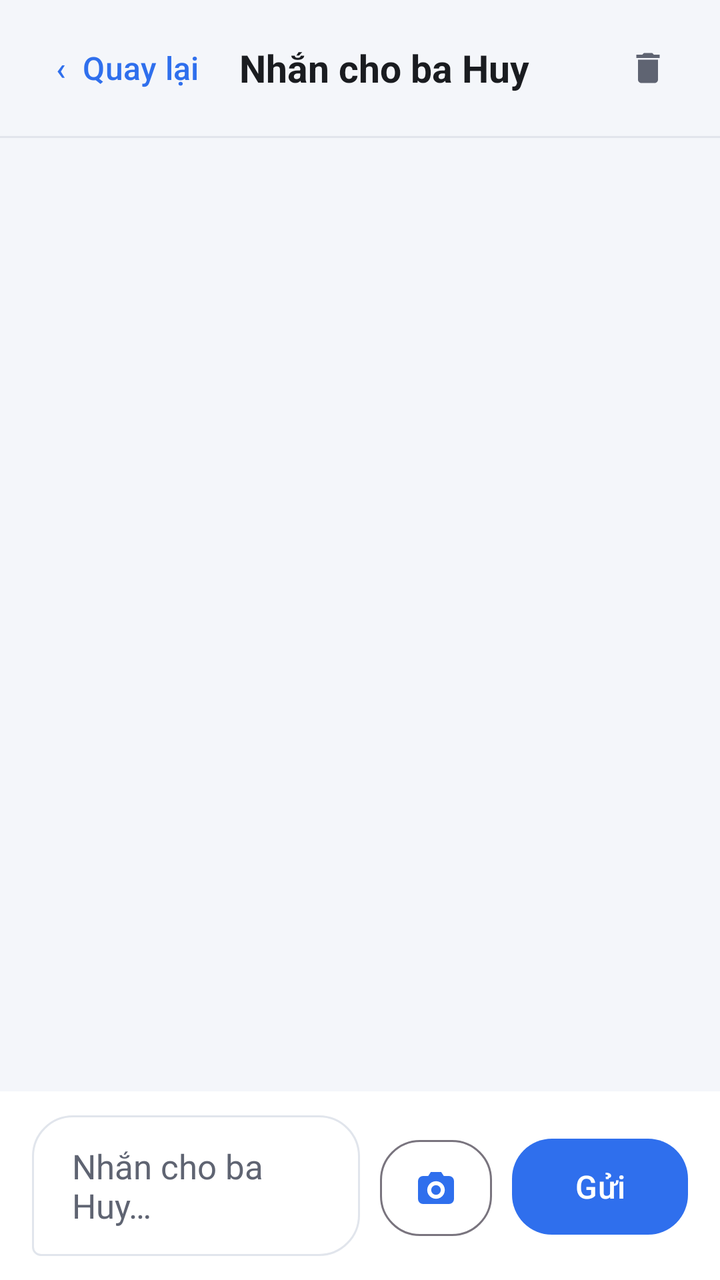
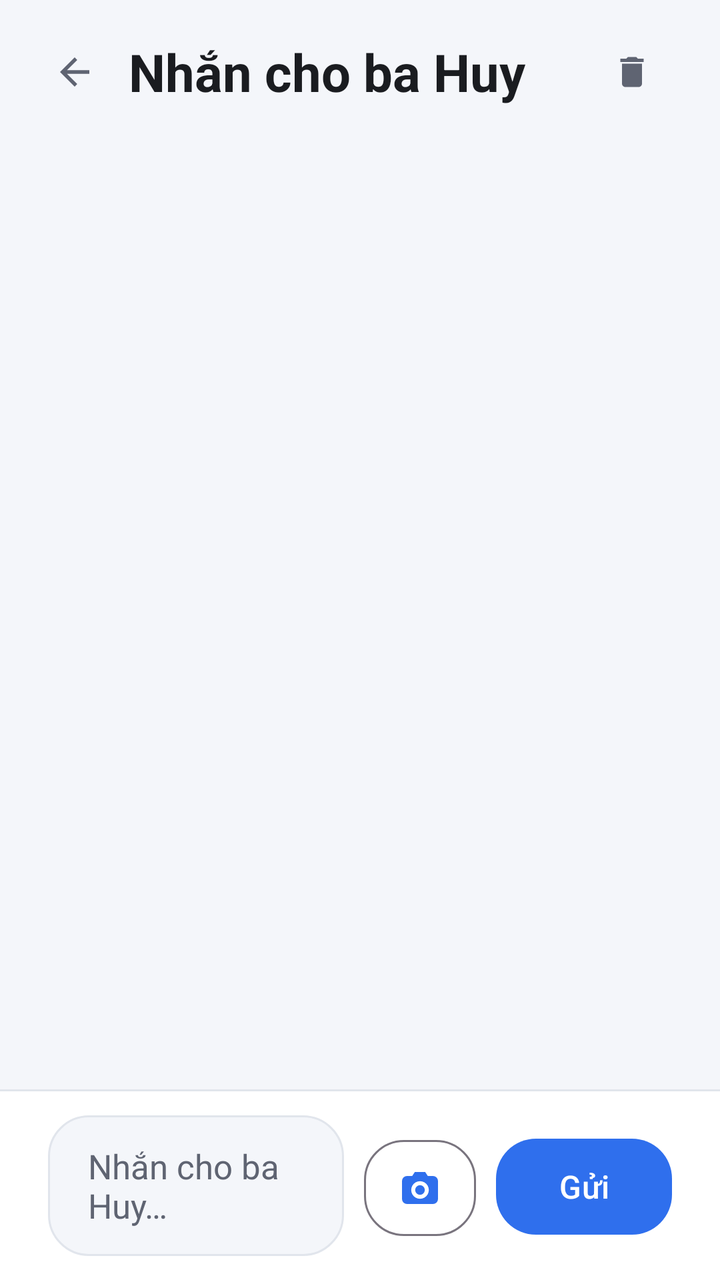

Screens rendered from an Android XML layout before and after an edit, with the pre-edit source and the edit as a unified diff.
<!-- AndroidManifest.xml: application theme Theme.HomeworkGate -->
<!-- res/layout/activity_chat.xml -->
<?xml version="1.0" encoding="utf-8"?>
<androidx.constraintlayout.widget.ConstraintLayout
    xmlns:android="http://schemas.android.com/apk/res/android"
    xmlns:app="http://schemas.android.com/apk/res-auto"
    android:id="@+id/root"
    android:layout_width="match_parent"
    android:layout_height="match_parent">

    <LinearLayout
        android:layout_width="0dp"
        android:layout_height="0dp"
        android:orientation="vertical"
        app:layout_constraintBottom_toBottomOf="parent"
        app:layout_constraintEnd_toEndOf="parent"
        app:layout_constraintStart_toStartOf="parent"
        app:layout_constraintTop_toTopOf="parent"
        app:layout_constraintWidth_max="@dimen/st_be_rong_toi_da">

    <LinearLayout
        android:layout_width="match_parent"
        android:layout_height="wrap_content"
        android:gravity="center_vertical"
        android:paddingHorizontal="16dp"
        android:paddingVertical="10dp">

        <com.google.android.material.button.MaterialButton
            android:id="@+id/btn_back"
            style="@style/Widget.Material3.Button.TextButton"
            android:layout_width="wrap_content"
            android:layout_height="wrap_content"
            android:text="‹  Quay lại"
            android:textSize="16sp" />

        <TextView
            android:layout_width="0dp"
            android:layout_height="wrap_content"
            android:layout_weight="1"
            android:layout_marginStart="8dp"
            android:text="@string/home_chat"
            android:textColor="@color/ink"
            android:textSize="19sp"
            android:textStyle="bold" />

        
        <com.google.android.material.button.MaterialButton
            android:id="@+id/btn_xoa_chat"
            style="@style/Widget.Material3.Button.IconButton"
            android:layout_width="44dp"
            android:layout_height="44dp"
            android:contentDescription="Xoá lịch sử trò chuyện"
            app:icon="@drawable/ic_xoa"
            app:iconSize="20dp"
            app:iconTint="@color/ink_soft" />
    </LinearLayout>

    <View
        android:layout_width="match_parent"
        android:layout_height="1dp"
        android:background="@color/line" />

    <ScrollView
        android:id="@+id/scroll"
        android:layout_width="match_parent"
        android:layout_height="0dp"
        android:layout_weight="1"
        android:paddingHorizontal="20dp">

        <LinearLayout
            android:id="@+id/lines"
            android:layout_width="match_parent"
            android:layout_height="wrap_content"
            android:orientation="vertical"
            android:paddingVertical="16dp" />
    </ScrollView>

    <TextView
        android:id="@+id/txt_empty"
        android:layout_width="match_parent"
        android:layout_height="wrap_content"
        android:gravity="center"
        android:paddingHorizontal="40dp"
        android:paddingBottom="16dp"
        android:text="Có việc gì cần báo ba Huy thì gõ vào đây. Ba Huy nhận được ngay trên điện thoại."
        android:textColor="@color/ink_soft"
        android:textSize="15sp"
        android:visibility="gone" />

    <LinearLayout
        android:id="@+id/row_send"
        android:layout_width="match_parent"
        android:layout_height="wrap_content"
        android:gravity="bottom"
        android:paddingHorizontal="16dp"
        android:paddingVertical="12dp"
        android:background="@color/surface">

        <EditText
            android:id="@+id/input"
            android:layout_width="0dp"
            android:layout_height="wrap_content"
            android:layout_weight="1"
            android:background="@drawable/bg_bubble_ba"
            android:hint="Nhắn cho ba Huy…"
            android:inputType="textCapSentences|textMultiLine"
            android:maxLines="4"
            android:minHeight="56dp"
            android:paddingHorizontal="20dp"
            android:paddingVertical="14dp"
            android:textColor="@color/ink"
            android:textColorHint="@color/ink_soft"
            android:textSize="17sp"
            android:importantForAutofill="no" />

        
        <com.google.android.material.button.MaterialButton
            android:id="@+id/btn_chup"
            style="@style/Widget.Material3.Button.OutlinedButton"
            android:layout_width="wrap_content"
            android:layout_height="56dp"
            android:layout_marginStart="10dp"
            android:contentDescription="Chụp hình để hỏi bài"
            android:minWidth="56dp"
            android:paddingHorizontal="14dp"
            app:cornerRadius="20dp"
            app:icon="@drawable/ic_may_anh"
            app:iconGravity="textStart"
            app:iconPadding="0dp"
            app:iconSize="24dp" />

        <com.google.android.material.button.MaterialButton
            android:id="@+id/btn_send"
            android:layout_width="wrap_content"
            android:layout_height="56dp"
            android:layout_marginStart="10dp"
            android:text="Gửi"
            android:textSize="16sp"
            app:cornerRadius="20dp" />
    </LinearLayout>
</LinearLayout>
</androidx.constraintlayout.widget.ConstraintLayout>
<!-- resources referenced by this layout -->
<resources>
  <color name="ink">#1A1C20</color>
  <color name="ink_soft">#5F6472</color>
  <color name="line">#E1E5EC</color>
  <color name="surface">#FFFFFF</color>
  <dimen name="st_be_rong_toi_da">720dp</dimen>
  <!-- drawable bg_bubble_ba (drawable) -->
  <?xml version="1.0" encoding="utf-8"?>
  <shape xmlns:android="http://schemas.android.com/apk/res/android" android:shape="rectangle">
      <solid android:color="@color/surface" />
      <corners android:radius="20dp" android:bottomLeftRadius="4dp" />
      <stroke android:width="1dp" android:color="@color/line" />
  </shape>
  <!-- drawable ic_may_anh (drawable) -->
  <?xml version="1.0" encoding="utf-8"?>
  <vector xmlns:android="http://schemas.android.com/apk/res/android"
      android:width="24dp"
      android:height="24dp"
      android:viewportWidth="24"
      android:viewportHeight="24"
      android:tint="?attr/colorControlNormal">
      <path
          android:fillColor="#FFFFFF"
          android:fillType="evenOdd"
          android:pathData="M9.4,4h5.2l1.3,2h2.6a2.5,2.5 0 0,1 2.5,2.5v9a2.5,2.5 0 0,1 -2.5,2.5h-13a2.5,2.5 0 0,1 -2.5,-2.5v-9a2.5,2.5 0 0,1 2.5,-2.5h2.6z M12,8.6a4.4,4.4 0 1,0 0.01,0z M12,10.6a2.4,2.4 0 1,1 -0.01,0z" />
  </vector>
  <!-- drawable ic_xoa (drawable) -->
  <?xml version="1.0" encoding="utf-8"?>
  <vector xmlns:android="http://schemas.android.com/apk/res/android"
      android:width="24dp"
      android:height="24dp"
      android:viewportWidth="24"
      android:viewportHeight="24"
      android:tint="@color/ink_soft">
      <path
          android:fillColor="#FF000000"
          android:pathData="M6,19c0,1.1 0.9,2 2,2h8c1.1,0 2,-0.9 2,-2V7H6v12zM19,4h-3.5l-1,-1h-5l-1,1H5v2h14V4z" />
  </vector>
  <string name="home_chat">Nhắn cho ba Huy</string>
  <style name="Theme.HomeworkGate" parent="Theme.Material3.Light.NoActionBar">
          <item name="colorPrimary">@color/brand</item>
          <item name="colorOnPrimary">#FFFFFF</item>
          <item name="colorPrimaryContainer">@color/brand_soft</item>
          <item name="colorOnPrimaryContainer">@color/brand_dark</item>
          <item name="android:colorBackground">@color/canvas</item>
          <item name="colorSurface">@color/surface</item>
          <item name="colorOnSurface">@color/ink</item>
          <item name="android:statusBarColor">@color/canvas</item>
          <item name="android:navigationBarColor">@color/canvas</item>
          <item name="android:windowLightStatusBar">true</item>
          <item name="android:windowLightNavigationBar">true</item>
      </style>
  <color name="brand">#2F6FED</color>
  <color name="brand_soft">#E8F0FE</color>
  <color name="brand_dark">#1B4FC0</color>
  <color name="canvas">#F4F6FA</color>
</resources>

<!-- the commit's change to res/layout/activity_chat.xml (unified diff, before → after) -->
@@ -7,134 +7,165 @@
     android:layout_height="match_parent">
 
     <LinearLayout
-        android:layout_width="0dp"
-        android:layout_height="0dp"
+        android:layout_width="match_parent"
+        android:layout_height="match_parent"
         android:orientation="vertical"
         app:layout_constraintBottom_toBottomOf="parent"
         app:layout_constraintEnd_toEndOf="parent"
         app:layout_constraintStart_toStartOf="parent"
-        app:layout_constraintTop_toTopOf="parent"
-        app:layout_constraintWidth_max="@dimen/st_be_rong_toi_da">
-
-    <LinearLayout
-        android:layout_width="match_parent"
-        android:layout_height="wrap_content"
-        android:gravity="center_vertical"
-        android:paddingHorizontal="16dp"
-        android:paddingVertical="10dp">
-
-        <com.google.android.material.button.MaterialButton
-            android:id="@+id/btn_back"
-            style="@style/Widget.Material3.Button.TextButton"
-            android:layout_width="wrap_content"
-            android:layout_height="wrap_content"
-            android:text="‹  Quay lại"
-            android:textSize="16sp" />
-
-        <TextView
-            android:layout_width="0dp"
-            android:layout_height="wrap_content"
-            android:layout_weight="1"
-            android:layout_marginStart="8dp"
-            android:text="@string/home_chat"
-            android:textColor="@color/ink"
-            android:textSize="19sp"
-            android:textStyle="bold" />
-
-        
-        <com.google.android.material.button.MaterialButton
-            android:id="@+id/btn_xoa_chat"
-            style="@style/Widget.Material3.Button.IconButton"
-            android:layout_width="44dp"
-            android:layout_height="44dp"
-            android:contentDescription="Xoá lịch sử trò chuyện"
-            app:icon="@drawable/ic_xoa"
-            app:iconSize="20dp"
-            app:iconTint="@color/ink_soft" />
-    </LinearLayout>
-
-    <View
-        android:layout_width="match_parent"
-        android:layout_height="1dp"
-        android:background="@color/line" />
-
-    <ScrollView
-        android:id="@+id/scroll"
-        android:layout_width="match_parent"
-        android:layout_height="0dp"
-        android:layout_weight="1"
-        android:paddingHorizontal="20dp">
+        app:layout_constraintTop_toTopOf="parent">
 
         <LinearLayout
-            android:id="@+id/lines"
             android:layout_width="match_parent"
             android:layout_height="wrap_content"
-            android:orientation="vertical"
-            android:paddingVertical="16dp" />
-    </ScrollView>
+            android:gravity="center_vertical"
+            android:paddingHorizontal="@dimen/st_le_ngang"
+            android:paddingTop="12dp"
+            android:paddingBottom="4dp">
 
-    <TextView
-        android:id="@+id/txt_empty"
-        android:layout_width="match_parent"
-        android:layout_height="wrap_content"
-        android:gravity="center"
-        android:paddingHorizontal="40dp"
-        android:paddingBottom="16dp"
-        android:text="Có việc gì cần báo ba Huy thì gõ vào đây. Ba Huy nhận được ngay trên điện thoại."
-        android:textColor="@color/ink_soft"
-        android:textSize="15sp"
-        android:visibility="gone" />
+            <com.google.android.material.button.MaterialButton
+                android:id="@+id/btn_back"
+                style="@style/Widget.Material3.Button.IconButton"
+                android:layout_width="48dp"
+                android:layout_height="48dp"
+                android:layout_marginStart="-12dp"
+                android:layout_marginEnd="4dp"
+                android:contentDescription="Quay lại"
+                app:icon="@drawable/st_ic_quay_lai"
+                app:iconSize="22dp"
+                app:iconTint="@color/ink_soft" />
 
-    <LinearLayout
-        android:id="@+id/row_send"
-        android:layout_width="match_parent"
-        android:layout_height="wrap_content"
-        android:gravity="bottom"
-        android:paddingHorizontal="16dp"
-        android:paddingVertical="12dp"
-        android:background="@color/surface">
+            <TextView
+                android:layout_width="0dp"
+                android:layout_height="wrap_content"
+                android:layout_weight="1"
+                android:text="@string/home_chat"
+                android:textColor="@color/ink"
+                android:textSize="26sp"
+                android:textStyle="bold" />
 
-        <EditText
-            android:id="@+id/input"
-            android:layout_width="0dp"
+            
+            <com.google.android.material.button.MaterialButton
+                android:id="@+id/btn_xoa_chat"
+                style="@style/Widget.Material3.Button.IconButton"
+                android:layout_width="44dp"
+                android:layout_height="44dp"
+                android:contentDescription="Xoá lịch sử trò chuyện"
+                app:icon="@drawable/ic_xoa"
+                app:iconSize="20dp"
+                app:iconTint="@color/ink_soft" />
+        </LinearLayout>
+
+        <FrameLayout
+            android:layout_width="match_parent"
+            android:layout_height="0dp"
+            android:layout_weight="1">
+
+            <ScrollView
+                android:id="@+id/scroll"
+                android:layout_width="match_parent"
+                android:layout_height="match_parent"
+                android:clipToPadding="false"
+                android:paddingHorizontal="@dimen/st_le_ngang">
+
+                <LinearLayout
+                    android:id="@+id/lines"
+                    android:layout_width="match_parent"
+                    android:layout_height="wrap_content"
+                    android:orientation="vertical"
+                    android:paddingTop="8dp"
+                    android:paddingBottom="20dp" />
+            </ScrollView>
+
+            
+            <LinearLayout
+                android:id="@+id/tin_trong"
+                android:layout_width="match_parent"
+                android:layout_height="wrap_content"
+                android:layout_gravity="center"
+                android:gravity="center"
+                android:orientation="vertical"
+                android:paddingBottom="40dp"
+                android:visibility="gone">
+
+                <ImageView
+                    android:layout_width="96dp"
+                    android:layout_height="96dp"
+                    android:alpha="0.35"
+                    android:contentDescription="@null"
+                    android:src="@drawable/st_ic_trong"
+                    app:tint="@color/ink_soft" />
+
+                <TextView
+                    android:id="@+id/txt_empty"
+                    android:layout_width="match_parent"
+                    android:layout_height="wrap_content"
+                    android:layout_marginTop="16dp"
+                    android:gravity="center"
+                    android:lineSpacingExtra="3dp"
+                    android:paddingHorizontal="40dp"
+                    android:text="Có việc gì cần báo ba Huy thì gõ vào đây. Ba Huy nhận được ngay trên điện thoại."
+                    android:textColor="@color/ink_soft"
+                    android:textSize="15sp" />
+            </LinearLayout>
+        </FrameLayout>
+
+        <View
+            android:layout_width="match_parent"
+            android:layout_height="1dp"
+            android:background="@color/line" />
+
+        <LinearLayout
+            android:id="@+id/row_send"
+            android:layout_width="match_parent"
             android:layout_height="wrap_content"
-            android:layout_weight="1"
-            android:background="@drawable/bg_bubble_ba"
-            android:hint="Nhắn cho ba Huy…"
-            android:inputType="textCapSentences|textMultiLine"
-            android:maxLines="4"
-            android:minHeight="56dp"
-            android:paddingHorizontal="20dp"
-            android:paddingVertical="14dp"
-            android:textColor="@color/ink"
-            android:textColorHint="@color/ink_soft"
-            android:textSize="17sp"
-            android:importantForAutofill="no" />
+            android:background="@color/surface"
+            android:gravity="bottom"
+            android:paddingHorizontal="@dimen/st_le_ngang"
+            android:paddingVertical="12dp">
 
-        
-        <com.google.android.material.button.MaterialButton
-            android:id="@+id/btn_chup"
-            style="@style/Widget.Material3.Button.OutlinedButton"
-            android:layout_width="wrap_content"
-            android:layout_height="56dp"
-            android:layout_marginStart="10dp"
-            android:contentDescription="Chụp hình để hỏi bài"
-            android:minWidth="56dp"
-            android:paddingHorizontal="14dp"
-            app:cornerRadius="20dp"
-            app:icon="@drawable/ic_may_anh"
-            app:iconGravity="textStart"
-            app:iconPadding="0dp"
-            app:iconSize="24dp" />
+            
+            <EditText
+                android:id="@+id/input"
+                android:layout_width="0dp"
+                android:layout_height="wrap_content"
+                android:layout_weight="1"
+                android:background="@drawable/st_nen_o_go"
+                android:hint="Nhắn cho ba Huy…"
+                android:inputType="textCapSentences|textMultiLine"
+                android:maxLines="4"
+                android:minHeight="56dp"
+                android:paddingHorizontal="20dp"
+                android:paddingVertical="14dp"
+                android:textColor="@color/ink"
+                android:textColorHint="@color/ink_soft"
+                android:textSize="17sp"
+                android:importantForAutofill="no" />
 
-        <com.google.android.material.button.MaterialButton
-            android:id="@+id/btn_send"
-            android:layout_width="wrap_content"
-            android:layout_height="56dp"
-            android:layout_marginStart="10dp"
-            android:text="Gửi"
-            android:textSize="16sp"
-            app:cornerRadius="20dp" />
+            
+            <com.google.android.material.button.MaterialButton
+                android:id="@+id/btn_chup"
+                style="@style/Widget.Material3.Button.OutlinedButton"
+                android:layout_width="wrap_content"
+                android:layout_height="56dp"
+                android:layout_marginStart="10dp"
+                android:contentDescription="Chụp hình gửi ba Huy"
+                android:minWidth="56dp"
+                android:paddingHorizontal="14dp"
+                app:cornerRadius="20dp"
+                app:icon="@drawable/ic_may_anh"
+                app:iconGravity="textStart"
+                app:iconPadding="0dp"
+                app:iconSize="24dp" />
+
+            <com.google.android.material.button.MaterialButton
+                android:id="@+id/btn_send"
+                android:layout_width="wrap_content"
+                android:layout_height="56dp"
+                android:layout_marginStart="10dp"
+                android:text="Gửi"
+                android:textSize="16sp"
+                app:cornerRadius="20dp" />
+        </LinearLayout>
     </LinearLayout>
-</LinearLayout>
 </androidx.constraintlayout.widget.ConstraintLayout>
<!-- resource entries referenced after the edit -->
@@ -4,14 +4,7 @@
   <color name="ink_soft">#5F6472</color>
   <color name="line">#E1E5EC</color>
   <color name="surface">#FFFFFF</color>
-  <dimen name="st_be_rong_toi_da">720dp</dimen>
-  <!-- drawable bg_bubble_ba (drawable) -->
-  <?xml version="1.0" encoding="utf-8"?>
-  <shape xmlns:android="http://schemas.android.com/apk/res/android" android:shape="rectangle">
-      <solid android:color="@color/surface" />
-      <corners android:radius="20dp" android:bottomLeftRadius="4dp" />
-      <stroke android:width="1dp" android:color="@color/line" />
-  </shape>
+  <dimen name="st_le_ngang">24dp</dimen>
   <!-- drawable ic_may_anh (drawable) -->
   <?xml version="1.0" encoding="utf-8"?>
   <vector xmlns:android="http://schemas.android.com/apk/res/android"
@@ -37,6 +30,33 @@
           android:fillColor="#FF000000"
           android:pathData="M6,19c0,1.1 0.9,2 2,2h8c1.1,0 2,-0.9 2,-2V7H6v12zM19,4h-3.5l-1,-1h-5l-1,1H5v2h14V4z" />
   </vector>
+  <!-- drawable st_ic_quay_lai (drawable) -->
+  <vector xmlns:android="http://schemas.android.com/apk/res/android"
+      android:width="24dp" android:height="24dp"
+      android:viewportWidth="24" android:viewportHeight="24"
+      android:autoMirrored="true">
+      <path android:fillColor="#FFFFFF"
+          android:pathData="M20,11H7.83l5.59,-5.59L12,4l-8,8 8,8 1.41,-1.41L7.83,13H20v-2z" />
+  </vector>
+  <!-- drawable st_ic_trong (drawable) -->
+  <?xml version="1.0" encoding="utf-8"?>
+  <vector xmlns:android="http://schemas.android.com/apk/res/android"
+      android:width="96dp"
+      android:height="96dp"
+      android:viewportWidth="24"
+      android:viewportHeight="24">
+      <path
+          android:fillColor="#FFFFFF"
+          android:fillType="evenOdd"
+          android:pathData="M5.4,2.4h9.1l5.1,5.1v14.1h-14.2z M7.4,4.4v15.2h10.2v-11h-4.3v-4.2z M9.4,11.4h6.2v1.7h-6.2z M9.4,14.8h6.2v1.7h-6.2z" />
+  </vector>
+  <!-- drawable st_nen_o_go (drawable) -->
+  <?xml version="1.0" encoding="utf-8"?>
+  <shape xmlns:android="http://schemas.android.com/apk/res/android" android:shape="rectangle">
+      <solid android:color="@color/canvas" />
+      <corners android:radius="20dp" />
+      <stroke android:width="1dp" android:color="@color/line" />
+  </shape>
   <string name="home_chat">Nhắn cho ba Huy</string>
   <style name="Theme.HomeworkGate" parent="Theme.Material3.Light.NoActionBar">
           <item name="colorPrimary">@color/brand</item>
